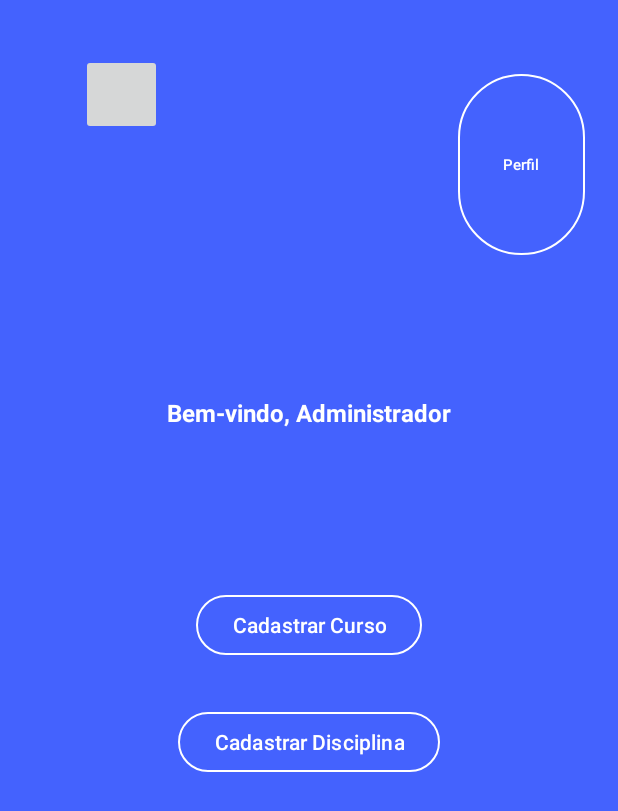
After one commit to felipejf95/SGA-Trabalho, an Android app: the TelaPrincipalAdmActivity screen opened directly, with no data from a screen before it, on a phone screen of 412 x 824 dp. The commit adds this screen. Shown: the top 811 px of the screen. Run offline under Robolectric (Android 15) with nearby library versions, the phone set to English and light mode, and no system bars.

```diff
--- a/app/build.gradle
+++ b/app/build.gradle
@@ -36,4 +36,5 @@ dependencies {
     testImplementation 'junit:junit:4.13.2'
     androidTestImplementation 'androidx.test.ext:junit:1.1.3'
     androidTestImplementation 'androidx.test.espresso:espresso-core:3.4.0'
+    implementation 'com.github.PhilJay:MPAndroidChart:v3.1.0'
 }
--- /dev/null
+++ b/app/src/main/java/com/example/trabalho/TelaPrincipalAdmActivity.java
@@ -0,0 +1,14 @@
+package com.example.trabalho;
+
+import androidx.appcompat.app.AppCompatActivity;
+
+import android.os.Bundle;
+
+public class TelaPrincipalAdmActivity extends AppCompatActivity {
+
+    @Override
+    protected void onCreate(Bundle savedInstanceState) {
+        super.onCreate(savedInstanceState);
+        setContentView(R.layout.activity_tela_principal_adm);
+    }
+}
--- /dev/null
+++ b/app/src/main/res/layout-v31/activity_tela_principal_adm.xml
@@ -0,0 +1,83 @@
+<?xml version="1.0" encoding="utf-8"?>
+<androidx.constraintlayout.widget.ConstraintLayout xmlns:android="http://schemas.android.com/apk/res/android"
+    xmlns:app="http://schemas.android.com/apk/res-auto"
+    xmlns:tools="http://schemas.android.com/tools"
+    android:layout_width="match_parent"
+    android:layout_height="match_parent"
+    android:background="#4462FE"
+    tools:context=".TelaPrincipalAdmActivity">
+
+
+    <TextView
+        android:id="@+id/textView"
+        android:layout_width="wrap_content"
+        android:layout_height="wrap_content"
+        android:layout_marginBottom="538dp"
+        android:text="Bem-vindo, Administrador"
+        android:textColor="#FFFFFF"
+
+        android:textSize="16sp"
+        android:textStyle="bold"
+        app:layout_constraintBottom_toBottomOf="parent"
+        app:layout_constraintEnd_toEndOf="parent"
+        app:layout_constraintStart_toStartOf="parent"
+        app:layout_constraintTop_toBottomOf="@+id/btnPerfil" />
+
+    <Button
+        android:id="@+id/btnGerarGrade"
+        android:layout_width="wrap_content"
+        android:layout_height="wrap_content"
+        android:layout_marginStart="12dp"
+        android:layout_marginBottom="30dp"
+        android:text="Cadastrar Curso"
+        app:backgroundTint="?android:attr/windowSplashScreenIconBackgroundColor"
+        app:layout_constraintBottom_toTopOf="@+id/btnGerarGrade2"
+        app:layout_constraintStart_toStartOf="@+id/btnGerarGrade2"
+        app:strokeColor="@color/white"
+        app:strokeWidth="1dp" />
+
+    <Button
+        android:id="@+id/btnPerfil"
+        android:layout_width="0dp"
+        android:layout_height="0dp"
+        android:layout_marginTop="45dp"
+        android:layout_marginEnd="22dp"
+        android:layout_marginBottom="90dp"
+        android:text="Perfil"
+        android:textSize="10sp"
+        app:backgroundTint="?android:attr/windowSplashScreenIconBackgroundColor"
+        app:layout_constraintBottom_toTopOf="@+id/textView"
+        app:layout_constraintEnd_toEndOf="parent"
+        app:layout_constraintStart_toEndOf="@+id/btnImgPerfil"
+        app:layout_constraintTop_toTopOf="parent"
+        app:strokeColor="@color/white"
+        app:strokeWidth="1dp" />
+
+
+    <Button
+        android:id="@+id/btnGerarGrade2"
+        android:layout_width="wrap_content"
+        android:layout_height="wrap_content"
+        android:layout_marginBottom="305dp"
+        android:text="Cadastrar Disciplina"
+        app:backgroundTint="?android:attr/windowSplashScreenIconBackgroundColor"
+        app:layout_constraintBottom_toBottomOf="parent"
+        app:layout_constraintEnd_toEndOf="parent"
+        app:layout_constraintStart_toStartOf="parent"
+        app:strokeColor="@color/white"
+        app:strokeWidth="1dp" />
+
+    <ImageButton
+        android:id="@+id/btnImgPerfil"
+        android:layout_width="54dp"
+        android:layout_height="54dp"
+        android:layout_marginStart="54dp"
+        android:layout_marginTop="36dp"
+        android:layout_marginEnd="197dp"
+        android:scaleType="centerCrop"
+        app:layout_constraintEnd_toStartOf="@+id/btnPerfil"
+        app:layout_constraintStart_toStartOf="parent"
+        app:layout_constraintTop_toTopOf="parent"
+        tools:srcCompat="@tools:sample/avatars" />
+
+</androidx.constraintlayout.widget.ConstraintLayout>
--- /dev/null
+++ b/app/src/main/res/layout/activity_tela_principal_adm.xml
@@ -0,0 +1,71 @@
+<?xml version="1.0" encoding="utf-8"?>
+<androidx.constraintlayout.widget.ConstraintLayout xmlns:android="http://schemas.android.com/apk/res/android"
+    xmlns:app="http://schemas.android.com/apk/res-auto"
+    xmlns:tools="http://schemas.android.com/tools"
+    android:layout_width="match_parent"
+    android:layout_height="match_parent"
+    android:background="#0027FF"
+    tools:context=".TelaPrincipalAdmActivity">
+
+
+    <TextView
+        android:id="@+id/textView"
+        android:layout_width="wrap_content"
+        android:layout_height="wrap_content"
+        android:layout_marginTop="168dp"
+        android:layout_marginEnd="143dp"
+        android:text="Bem-vindo Aluno"
+        android:textColor="#FFFFFF"
+        android:textSize="16sp"
+        android:textStyle="bold"
+        app:layout_constraintEnd_toEndOf="parent"
+        app:layout_constraintStart_toEndOf="@+id/btnPerfil"
+        app:layout_constraintTop_toTopOf="parent" />
+
+    <Button
+        android:id="@+id/btnGerarGrade"
+        android:layout_width="wrap_content"
+        android:layout_height="wrap_content"
+        android:text="Cadastrar Curso"
+        app:backgroundTint="?android:attr/windowSplashScreenIconBackgroundColor"
+        app:strokeColor="@color/white"
+        app:strokeWidth="1dp"
+        tools:layout_editor_absoluteX="129dp"
+        tools:layout_editor_absoluteY="267dp" />
+
+    <Button
+        android:id="@+id/btnConsultar"
+        android:layout_width="wrap_content"
+        android:layout_height="wrap_content"
+        android:layout_marginTop="360dp"
+        android:text="Cadastrar Disciplinas"
+        app:layout_constraintEnd_toEndOf="parent"
+        app:layout_constraintStart_toStartOf="parent"
+        app:layout_constraintTop_toTopOf="parent" />
+
+    <ImageButton
+        android:id="@+id/btnPerfil"
+        android:layout_width="0dp"
+        android:layout_height="48dp"
+        android:layout_marginStart="16dp"
+        android:layout_marginTop="16dp"
+        android:layout_marginEnd="69dp"
+        android:layout_marginBottom="15dp"
+        app:layout_constraintBottom_toBottomOf="@+id/textView"
+        app:layout_constraintEnd_toStartOf="@+id/textView"
+        app:layout_constraintStart_toStartOf="parent"
+        app:layout_constraintTop_toTopOf="parent"
+        tools:srcCompat="@tools:sample/avatars" />
+
+    <Button
+        android:id="@+id/button"
+        android:layout_width="wrap_content"
+        android:layout_height="wrap_content"
+        android:background="?android:attr/windowSplashScreenIconBackgroundColor"
+        android:text="Perfil"
+        app:strokeColor="@color/white"
+        app:strokeWidth="2dp"
+        tools:layout_editor_absoluteX="303dp"
+        tools:layout_editor_absoluteY="13dp" />
+
+</androidx.constraintlayout.widget.ConstraintLayout>
--- a/settings.gradle
+++ b/settings.gradle
@@ -3,6 +3,7 @@ pluginManagement {
         google()
         mavenCentral()
         gradlePluginPortal()
+        maven { url "https://jitpack.io" } // add this line
     }
 }
 dependencyResolutionManagement {
@@ -10,6 +11,7 @@ dependencyResolutionManagement {
     repositories {
         google()
         mavenCentral()
+        maven { url "https://jitpack.io" } // add this line
     }
 }
 rootProject.name = "Trabalho"
```
Also changed, not shown: app/src/main/AndroidManifest.xml (+8 -2 lines), app/src/main/java/com/example/trabalho/MainActivity.java (+13 -0 lines), app/src/main/java/com/example/trabalho/ProgressoDisciplinasActivity.java (added, +100 -0 lines), app/src/main/res/layout/activity_progresso_disciplinas.xml (added, +91 -0 lines).
